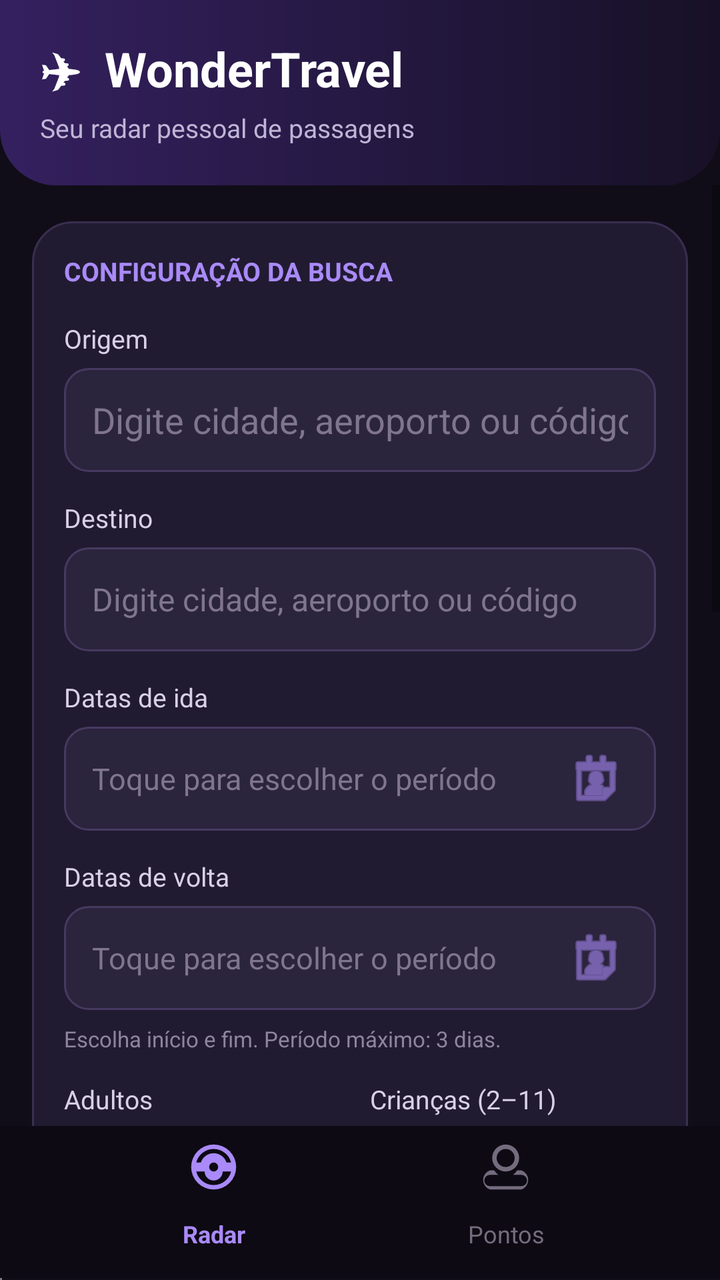
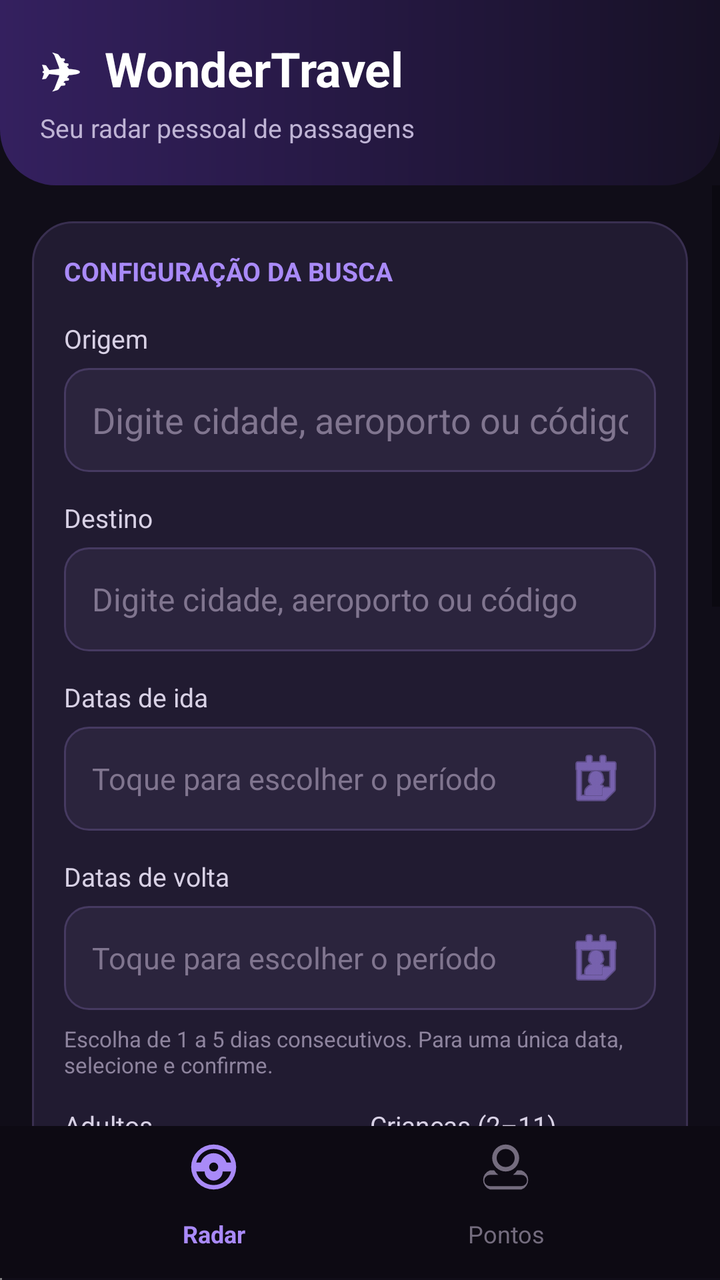

Two renders of the same Android screen: before a commit and after it. Below are the layout's source before the change and the commit's diff.
<!-- AndroidManifest.xml: application theme android:Theme.Material.Light.NoActionBar -->
<!-- res/layout/activity_main.xml -->
<?xml version="1.0" encoding="utf-8"?>
<LinearLayout xmlns:android="http://schemas.android.com/apk/res/android"
    android:layout_width="match_parent"
    android:layout_height="match_parent"
    android:orientation="vertical"
    android:background="#100D18">

    <LinearLayout
        android:layout_width="match_parent"
        android:layout_height="wrap_content"
        android:background="@drawable/bg_header"
        android:orientation="vertical">

        <TextView
            android:layout_width="match_parent"
            android:layout_height="wrap_content"
            android:text="✈  WonderTravel"
            android:textColor="#FFFFFF"
            android:textSize="24sp"
            android:textStyle="bold" />

        <TextView
            android:layout_width="match_parent"
            android:layout_height="wrap_content"
            android:layout_marginTop="4dp"
            android:text="Seu radar pessoal de passagens"
            android:textColor="#BFB4D5"
            android:textSize="13sp" />
    </LinearLayout>

    <ScrollView
        android:id="@+id/radarScreen"
        android:layout_width="match_parent"
        android:layout_height="0dp"
        android:layout_weight="1"
        android:clipToPadding="false"
        android:fillViewport="true">

        <LinearLayout
            android:layout_width="match_parent"
            android:layout_height="wrap_content"
            android:orientation="vertical"
            android:paddingHorizontal="16dp"
            android:paddingTop="18dp"
            android:paddingBottom="28dp">

            <LinearLayout
                android:layout_width="match_parent"
                android:layout_height="wrap_content"
                android:background="@drawable/bg_card"
                android:orientation="vertical">

                <TextView
                    android:layout_width="match_parent"
                    android:layout_height="wrap_content"
                    android:text="CONFIGURAÇÃO DA BUSCA"
                    android:textColor="#A98AF8"
                    android:textSize="13sp"
                    android:textStyle="bold" />

                <TextView
                    android:layout_width="wrap_content"
                    android:layout_height="wrap_content"
                    android:layout_marginTop="16dp"
                    android:text="Origem"
                    android:textColor="#D8D1E5"
                    android:textSize="13sp" />

                <AutoCompleteTextView
                    android:id="@+id/originMode"
                    android:layout_width="match_parent"
                    android:layout_height="52dp"
                    android:layout_marginTop="6dp"
                    android:background="@drawable/bg_input"
                    android:completionThreshold="1"
                    android:hint="Digite cidade, aeroporto ou código"
                    android:inputType="textCapSentences"
                    android:paddingHorizontal="14dp"
                    android:singleLine="true"
                    android:textColor="#FFFFFF"
                    android:textColorHint="#80758F" />

                <TextView
                    android:layout_width="wrap_content"
                    android:layout_height="wrap_content"
                    android:layout_marginTop="14dp"
                    android:text="Destino"
                    android:textColor="#D8D1E5"
                    android:textSize="13sp" />

                <AutoCompleteTextView
                    android:id="@+id/destination"
                    android:layout_width="match_parent"
                    android:layout_height="52dp"
                    android:layout_marginTop="6dp"
                    android:background="@drawable/bg_input"
                    android:completionThreshold="1"
                    android:hint="Digite cidade, aeroporto ou código"
                    android:inputType="textCapSentences"
                    android:paddingHorizontal="14dp"
                    android:textColor="#FFFFFF"
                    android:singleLine="true"
                    android:textColorHint="#80758F"
                    android:textSize="16sp" />

                <TextView
                    android:layout_width="wrap_content"
                    android:layout_height="wrap_content"
                    android:layout_marginTop="14dp"
                    android:text="Datas de ida"
                    android:textColor="#D8D1E5"
                    android:textSize="13sp" />

                <EditText
                    android:id="@+id/outboundDates"
                    android:layout_width="match_parent"
                    android:layout_height="52dp"
                    android:layout_marginTop="6dp"
                    android:background="@drawable/bg_input"
                    android:clickable="true"
                    android:drawableEnd="@android:drawable/ic_menu_my_calendar"
                    android:drawableTint="#A98AF8"
                    android:focusable="false"
                    android:hint="Toque para escolher o período"
                    android:paddingHorizontal="14dp"
                    android:textColor="#FFFFFF"
                    android:textColorHint="#80758F"
                    android:textSize="15sp" />

                <TextView
                    android:layout_width="wrap_content"
                    android:layout_height="wrap_content"
                    android:layout_marginTop="14dp"
                    android:text="Datas de volta"
                    android:textColor="#D8D1E5"
                    android:textSize="13sp" />

                <EditText
                    android:id="@+id/returnDates"
                    android:layout_width="match_parent"
                    android:layout_height="52dp"
                    android:layout_marginTop="6dp"
                    android:background="@drawable/bg_input"
                    android:clickable="true"
                    android:drawableEnd="@android:drawable/ic_menu_my_calendar"
                    android:drawableTint="#A98AF8"
                    android:focusable="false"
                    android:hint="Toque para escolher o período"
                    android:paddingHorizontal="14dp"
                    android:textColor="#FFFFFF"
                    android:textColorHint="#80758F"
                    android:textSize="15sp" />

                <TextView
                    android:layout_width="match_parent"
                    android:layout_height="wrap_content"
                    android:layout_marginTop="7dp"
                    android:text="Escolha início e fim. Período máximo: 3 dias."
                    android:textColor="#8E849E"
                    android:textSize="11sp" />

                <LinearLayout
                    android:layout_width="match_parent"
                    android:layout_height="wrap_content"
                    android:layout_marginTop="14dp"
                    android:orientation="horizontal">

                    <LinearLayout
                        android:layout_width="0dp"
                        android:layout_height="wrap_content"
                        android:layout_weight="1"
                        android:orientation="vertical">

                        <TextView
                            android:layout_width="wrap_content"
                            android:layout_height="wrap_content"
                            android:text="Adultos"
                            android:textColor="#D8D1E5"
                            android:textSize="13sp" />

                        <EditText
                            android:id="@+id/adults"
                            android:layout_width="match_parent"
                            android:layout_height="52dp"
                            android:layout_marginTop="6dp"
                            android:background="@drawable/bg_input"
                            android:inputType="number"
                            android:paddingHorizontal="14dp"
                            android:textColor="#FFFFFF" />
                    </LinearLayout>

                    <LinearLayout
                        android:layout_width="0dp"
                        android:layout_height="wrap_content"
                        android:layout_marginStart="10dp"
                        android:layout_weight="1"
                        android:orientation="vertical">

                        <TextView
                            android:layout_width="wrap_content"
                            android:layout_height="wrap_content"
                            android:text="Crianças (2–11)"
                            android:textColor="#D8D1E5"
                            android:textSize="13sp" />

                        <EditText
                            android:id="@+id/children"
                            android:layout_width="match_parent"
                            android:layout_height="52dp"
                            android:layout_marginTop="6dp"
                            android:background="@drawable/bg_input"
                            android:inputType="number"
                            android:paddingHorizontal="14dp"
                            android:textColor="#FFFFFF" />
                    </LinearLayout>
                </LinearLayout>

                <TextView
                    android:layout_width="wrap_content"
                    android:layout_height="wrap_content"
                    android:layout_marginTop="14dp"
                    android:text="Alerta abaixo de (milhas por viajante)"
                    android:textColor="#D8D1E5"
                    android:textSize="13sp" />

                <EditText
                    android:id="@+id/targetMiles"
                    android:layout_width="match_parent"
                    android:layout_height="52dp"
                    android:layout_marginTop="6dp"
                    android:background="@drawable/bg_input"
                    android:hint="Ex.: 31000"
                    android:inputType="number"
                    android:paddingHorizontal="14dp"
                    android:textColor="#FFFFFF"
                    android:textColorHint="#80758F" />

                <TextView
                    android:layout_width="wrap_content"
                    android:layout_height="wrap_content"
                    android:layout_marginTop="14dp"
                    android:text="Intervalo das verificações (minutos)"
                    android:textColor="#D8D1E5"
                    android:textSize="13sp" />

                <EditText
                    android:id="@+id/intervalMinutes"
                    android:layout_width="match_parent"
                    android:layout_height="52dp"
                    android:layout_marginTop="6dp"
                    android:background="@drawable/bg_input"
                    android:hint="Mínimo: 15"
                    android:inputType="number"
                    android:paddingHorizontal="14dp"
                    android:textColor="#FFFFFF"
                    android:textColorHint="#80758F" />
            </LinearLayout>

            <Button
                android:id="@+id/saveConfig"
                android:layout_width="match_parent"
                android:layout_height="54dp"
                android:layout_marginTop="14dp"
                android:backgroundTint="#7B4DFF"
                android:text="Salvar configuração"
                android:textAllCaps="false"
                android:textColor="#FFFFFF"
                android:textStyle="bold" />

            <Button
                android:id="@+id/testSearch"
                android:layout_width="match_parent"
                android:layout_height="54dp"
                android:layout_marginTop="6dp"
                android:backgroundTint="#2B243D"
                android:text="Verificar agora"
                android:textAllCaps="false"
                android:textColor="#E8E1F3" />

            <LinearLayout
                android:layout_width="match_parent"
                android:layout_height="wrap_content"
                android:layout_marginTop="6dp"
                android:orientation="horizontal">

                <Button
                    android:id="@+id/startMonitor"
                    android:layout_width="0dp"
                    android:layout_height="54dp"
                    android:layout_weight="1"
                    android:backgroundTint="#FF6B35"
                    android:text="Ativar monitor"
                    android:textAllCaps="false"
                    android:textColor="#FFFFFF"
                    android:textStyle="bold" />

                <Button
                    android:id="@+id/stopMonitor"
                    android:layout_width="0dp"
                    android:layout_height="54dp"
                    android:layout_marginStart="8dp"
                    android:layout_weight="1"
                    android:backgroundTint="#332B45"
                    android:text="Parar"
                    android:textAllCaps="false"
                    android:textColor="#CFC6DC" />
            </LinearLayout>

            <TextView
                android:layout_width="match_parent"
                android:layout_height="wrap_content"
                android:layout_marginTop="22dp"
                android:text="STATUS DO MONITOR"
                android:textColor="#A98AF8"
                android:textSize="12sp"
                android:textStyle="bold" />

            <TextView
                android:id="@+id/status"
                android:layout_width="match_parent"
                android:layout_height="wrap_content"
                android:layout_marginTop="7dp"
                android:background="@drawable/bg_results"
                android:minHeight="56dp"
                android:padding="14dp"
                android:text="Configure sua busca para começar."
                android:textColor="#E9E2F3"
                android:textSize="13sp" />

            <TextView
                android:id="@+id/resultsTitle"
                android:layout_width="match_parent"
                android:layout_height="wrap_content"
                android:layout_marginTop="22dp"
                android:text="ÚLTIMOS RESULTADOS"
                android:textColor="#A98AF8"
                android:textSize="12sp"
                android:textStyle="bold"
                android:visibility="gone" />

            <LinearLayout
                android:id="@+id/resultsTable"
                android:layout_width="match_parent"
                android:layout_height="wrap_content"
                android:layout_marginTop="8dp"
                android:orientation="vertical"
                android:visibility="gone" />

            <TextView
                android:id="@+id/bestMatchTitle"
                android:layout_width="match_parent"
                android:layout_height="wrap_content"
                android:layout_marginTop="22dp"
                android:text="MELHOR MATCH"
                android:textColor="#A98AF8"
                android:textSize="12sp"
                android:textStyle="bold"
                android:visibility="gone" />

            <LinearLayout
                android:id="@+id/bestMatchContainer"
                android:layout_width="match_parent"
                android:layout_height="wrap_content"
                android:layout_marginTop="8dp"
                android:orientation="vertical"
                android:visibility="gone" />
        </LinearLayout>
    </ScrollView>

    <ScrollView
        android:id="@+id/pointsScreen"
        android:layout_width="match_parent"
        android:layout_height="0dp"
        android:layout_weight="1"
        android:clipToPadding="false"
        android:fillViewport="true"
        android:visibility="gone">

        <LinearLayout
            android:layout_width="match_parent"
            android:layout_height="wrap_content"
            android:orientation="vertical"
            android:paddingHorizontal="16dp"
            android:paddingTop="18dp"
            android:paddingBottom="28dp">

            <LinearLayout
                android:layout_width="match_parent"
                android:layout_height="wrap_content"
                android:background="@drawable/bg_card"
                android:orientation="vertical">

                <TextView
                    android:layout_width="match_parent"
                    android:layout_height="wrap_content"
                    android:text="PLANEJAMENTO DE MILHAS"
                    android:textColor="#A98AF8"
                    android:textSize="13sp"
                    android:textStyle="bold" />

                <TextView
                    android:layout_width="match_parent"
                    android:layout_height="wrap_content"
                    android:layout_marginTop="6dp"
                    android:text="Veja quantas milhas ainda precisa comprar e o investimento estimado."
                    android:textColor="#91879F"
                    android:textSize="12sp" />

                <TextView
                    android:layout_width="wrap_content"
                    android:layout_height="wrap_content"
                    android:layout_marginTop="18dp"
                    android:text="Meu saldo Smiles"
                    android:textColor="#D8D1E5"
                    android:textSize="13sp" />

                <EditText
                    android:id="@+id/pointsBalance"
                    android:layout_width="match_parent"
                    android:layout_height="52dp"
                    android:layout_marginTop="6dp"
                    android:background="@drawable/bg_input"
                    android:hint="Ex.: 85000"
                    android:inputType="number"
                    android:paddingHorizontal="14dp"
                    android:textColor="#FFFFFF"
                    android:textColorHint="#80758F" />

                <TextView
                    android:layout_width="wrap_content"
                    android:layout_height="wrap_content"
                    android:layout_marginTop="14dp"
                    android:text="Milhas necessárias para o último match"
                    android:textColor="#D8D1E5"
                    android:textSize="13sp" />

                <EditText
                    android:id="@+id/matchMiles"
                    android:layout_width="match_parent"
                    android:layout_height="52dp"
                    android:layout_marginTop="6dp"
                    android:background="@drawable/bg_input"
                    android:hint="Preenchido pelo melhor match"
                    android:inputType="number"
                    android:paddingHorizontal="14dp"
                    android:textColor="#FFFFFF"
                    android:textColorHint="#80758F" />

                <TextView
                    android:layout_width="wrap_content"
                    android:layout_height="wrap_content"
                    android:layout_marginTop="14dp"
                    android:text="Milhas que preciso adquirir"
                    android:textColor="#D8D1E5"
                    android:textSize="13sp" />

                <TextView
                    android:id="@+id/pointsNeeded"
                    android:layout_width="match_parent"
                    android:layout_height="56dp"
                    android:layout_marginTop="6dp"
                    android:background="@drawable/bg_results"
                    android:gravity="center_vertical"
                    android:paddingHorizontal="14dp"
                    android:text="0 milhas"
                    android:textColor="#FF8A5B"
                    android:textSize="18sp"
                    android:textStyle="bold" />

                <TextView
                    android:layout_width="wrap_content"
                    android:layout_height="wrap_content"
                    android:layout_marginTop="14dp"
                    android:text="Custo do milheiro (R$)"
                    android:textColor="#D8D1E5"
                    android:textSize="13sp" />

                <EditText
                    android:id="@+id/thousandCost"
                    android:layout_width="match_parent"
                    android:layout_height="52dp"
                    android:layout_marginTop="6dp"
                    android:background="@drawable/bg_input"
                    android:hint="Ex.: 18,50"
                    android:inputType="numberDecimal"
                    android:paddingHorizontal="14dp"
                    android:textColor="#FFFFFF"
                    android:textColorHint="#80758F" />

                <TextView
                    android:layout_width="wrap_content"
                    android:layout_height="wrap_content"
                    android:layout_marginTop="14dp"
                    android:text="Investimento estimado"
                    android:textColor="#D8D1E5"
                    android:textSize="13sp" />

                <TextView
                    android:id="@+id/investmentValue"
                    android:layout_width="match_parent"
                    android:layout_height="68dp"
                    android:layout_marginTop="6dp"
                    android:background="@drawable/bg_best_match"
                    android:gravity="center_vertical"
                    android:paddingHorizontal="16dp"
                    android:text="R$ 0,00"
                    android:textColor="#FFFFFF"
                    android:textSize="24sp"
                    android:textStyle="bold" />

                <TextView
                    android:layout_width="match_parent"
                    android:layout_height="wrap_content"
                    android:layout_marginTop="10dp"
                    android:text="Estimativa sem considerar eventuais bônus, taxas ou promoções."
                    android:textColor="#80758F"
                    android:textSize="11sp" />
            </LinearLayout>
        </LinearLayout>
    </ScrollView>

    <LinearLayout
        android:layout_width="match_parent"
        android:layout_height="76dp"
        android:background="#0D0A13"
        android:gravity="center"
        android:orientation="horizontal"
        android:paddingHorizontal="34dp"
        android:paddingTop="7dp"
        android:paddingBottom="5dp">

        <TextView
            android:id="@+id/radarTab"
            android:layout_width="0dp"
            android:layout_height="match_parent"
            android:layout_weight="1"
            android:background="?android:attr/selectableItemBackgroundBorderless"
            android:clickable="true"
            android:drawableTop="@drawable/ic_radar"
            android:drawablePadding="3dp"
            android:focusable="true"
            android:gravity="center"
            android:text="Radar"
            android:textColor="#A98AF8"
            android:textSize="12sp"
            android:textStyle="bold" />

        <TextView
            android:id="@+id/pointsTab"
            android:layout_width="0dp"
            android:layout_height="match_parent"
            android:layout_weight="1"
            android:background="?android:attr/selectableItemBackgroundBorderless"
            android:clickable="true"
            android:drawableTop="@drawable/ic_points"
            android:drawablePadding="3dp"
            android:focusable="true"
            android:gravity="center"
            android:text="Pontos"
            android:textColor="#746C7E"
            android:textSize="12sp" />
    </LinearLayout>

    <WebView
        android:id="@+id/webView"
        android:layout_width="1dp"
        android:layout_height="1dp" />
</LinearLayout>
<!-- resources referenced by this layout -->
<resources>
  <!-- drawable bg_best_match (drawable) -->
  <?xml version="1.0" encoding="utf-8"?>
  <shape xmlns:android="http://schemas.android.com/apk/res/android" android:shape="rectangle">
      <gradient
          android:angle="0"
          android:startColor="#2A203D"
          android:endColor="#1B1727" />
      <corners android:radius="16dp" />
      <stroke android:width="1dp" android:color="#7255B5" />
  </shape>
  <!-- drawable bg_card (drawable) -->
  <?xml version="1.0" encoding="utf-8"?>
  <shape xmlns:android="http://schemas.android.com/apk/res/android" android:shape="rectangle">
      <solid android:color="#211B31" />
      <stroke android:width="1dp" android:color="#392F50" />
      <corners android:radius="20dp" />
      <padding android:left="16dp" android:top="16dp" android:right="16dp" android:bottom="16dp" />
  </shape>
  <!-- drawable bg_header (drawable) -->
  <?xml version="1.0" encoding="utf-8"?>
  <shape xmlns:android="http://schemas.android.com/apk/res/android" android:shape="rectangle">
      <gradient android:angle="0" android:startColor="#34205F" android:endColor="#171126" />
      <corners android:bottomLeftRadius="28dp" android:bottomRightRadius="28dp" />
      <padding android:left="20dp" android:top="18dp" android:right="20dp" android:bottom="20dp" />
  </shape>
  <!-- drawable bg_input (drawable) -->
  <?xml version="1.0" encoding="utf-8"?>
  <shape xmlns:android="http://schemas.android.com/apk/res/android" android:shape="rectangle">
      <solid android:color="#2B243D" />
      <stroke android:width="1dp" android:color="#463A61" />
      <corners android:radius="12dp" />
      <padding android:left="12dp" android:top="4dp" android:right="12dp" android:bottom="4dp" />
  </shape>
  <!-- drawable bg_results (drawable) -->
  <?xml version="1.0" encoding="utf-8"?>
  <shape xmlns:android="http://schemas.android.com/apk/res/android" android:shape="rectangle">
      <gradient android:angle="315" android:startColor="#2A213E" android:endColor="#1B1728" />
      <stroke android:width="1dp" android:color="#4A3C69" />
      <corners android:radius="18dp" />
      <padding android:left="16dp" android:top="16dp" android:right="16dp" android:bottom="16dp" />
  </shape>
  <!-- drawable ic_points (drawable) -->
  <vector xmlns:android="http://schemas.android.com/apk/res/android"
      android:width="27dp"
      android:height="27dp"
      android:viewportWidth="24"
      android:viewportHeight="24">
      <path
          android:fillColor="#746C7E"
          android:pathData="M12,2a6,6 0,1 0,0 12,6 6,0 0,0 0,-12zM12,4a4,4 0,1 1,0 8,4 4,0 0,1 0,-8zM5,13.5A4.5,4.5 0,0 0,5 22h14a4.5,4.5 0,0 0,0 -8.5h-1.9a8,8 0,0 1,-1.85 2H19a2.5,2.5 0,0 1,0 5H5a2.5,2.5 0,0 1,0 -5h3.75a8,8 0,0 1,-1.85 -2z" />
  </vector>
  <!-- drawable ic_radar (drawable) -->
  <vector xmlns:android="http://schemas.android.com/apk/res/android"
      android:width="27dp"
      android:height="27dp"
      android:viewportWidth="24"
      android:viewportHeight="24">
      <path
          android:fillColor="#A98AF8"
          android:pathData="M12,2a10,10 0,1 0,10 10A10,10 0,0 0,12 2zM12,4a8,8 0,0 1,7.75 6H17.7a6,6 0,0 0,-11.4 0H4.25A8,8 0,0 1,12 4zM4.25,14H8a4,4 0,0 0,8 0h3.75a8,8 0,0 1,-15.5 0zM10,12a2,2 0,1 1,2 2,2 2,0 0,1,-2 -2z" />
  </vector>
</resources>

<!-- the commit's change to res/layout/activity_main.xml (unified diff, before → after) -->
@@ -155,7 +155,7 @@
                     android:layout_width="match_parent"
                     android:layout_height="wrap_content"
                     android:layout_marginTop="7dp"
-                    android:text="Escolha início e fim. Período máximo: 3 dias."
+                    android:text="Escolha de 1 a 5 dias consecutivos. Para uma única data, selecione e confirme."
                     android:textColor="#8E849E"
                     android:textSize="11sp" />
 
